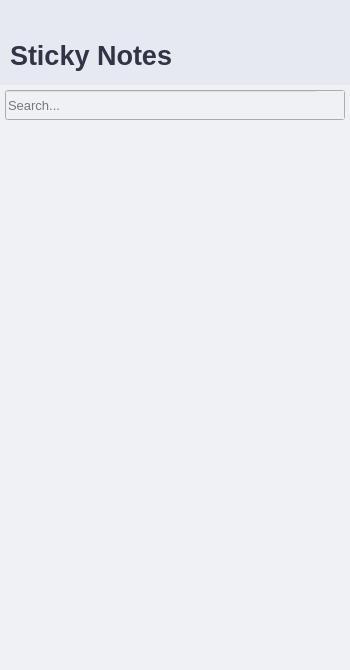
Before: the Qt Designer form sticky-notes/mainwindow.ui in MapleBKL/sticky-notes, drawn with Qt 5.
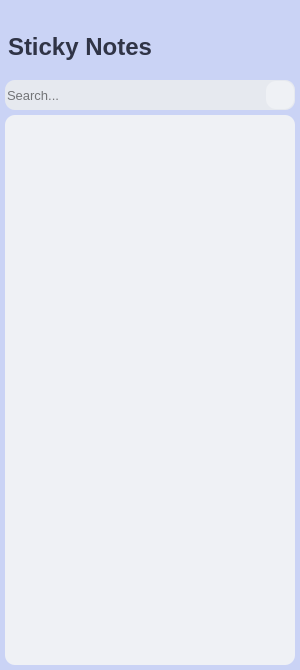
After: the same form once the commit is applied. Icons and pictures are not drawn.

Patch:
```diff
--- a/sticky-notes/mainwindow.ui
+++ b/sticky-notes/mainwindow.ui
@@ -6,19 +6,19 @@
    <rect>
     <x>0</x>
     <y>0</y>
-    <width>350</width>
+    <width>300</width>
     <height>670</height>
    </rect>
   </property>
   <property name="minimumSize">
    <size>
-    <width>350</width>
+    <width>300</width>
     <height>670</height>
    </size>
   </property>
   <property name="maximumSize">
    <size>
-    <width>350</width>
+    <width>300</width>
     <height>670</height>
    </size>
   </property>
@@ -32,12 +32,12 @@
   <widget class="QWidget" name="centralwidget">
    <property name="styleSheet">
     <string notr="true">QWidget {
-	background-color: #EFF1F5;
+	background-color: #CAD3F5;
 }
 
 QPushButton {
 	border: none;
-	background-color: #E6E9EF;
+	background-color: #CAD3F5;
 }
 
 QPushButton#btnNewNote {
@@ -74,6 +74,7 @@
 }
 
 QPushButton#btnSearch {
+	border-radius: 10;
 	image: url(:/buttons/images/buttons/search.png);
 	background-color: #EFF1F5;
 }
@@ -84,6 +85,14 @@
 
 QListWidget {
 	border: none;
+	border-radius: 10;
+	background-color: #EFF1F5;
+}
+
+QLineEdit {
+	border: none;
+	border-radius: 10;
+	background-color: #E6E9EF;
 }</string>
    </property>
    <widget class="QLabel" name="labelTop">
@@ -91,8 +100,8 @@
      <rect>
       <x>0</x>
       <y>0</y>
-      <width>350</width>
-      <height>85</height>
+      <width>300</width>
+      <height>75</height>
      </rect>
     </property>
     <property name="sizePolicy">
@@ -103,19 +112,19 @@
     </property>
     <property name="minimumSize">
      <size>
-      <width>0</width>
-      <height>85</height>
+      <width>300</width>
+      <height>75</height>
      </size>
     </property>
     <property name="maximumSize">
      <size>
-      <width>350</width>
-      <height>85</height>
+      <width>300</width>
+      <height>75</height>
      </size>
     </property>
     <property name="styleSheet">
      <string notr="true">QLabel {
-	background-color: #E6E9EF
+	background-color: #CAD3F5;
 }</string>
     </property>
     <property name="text">
@@ -126,9 +135,9 @@
     <property name="geometry">
      <rect>
       <x>5</x>
-      <y>125</y>
-      <width>340</width>
-      <height>540</height>
+      <y>115</y>
+      <width>290</width>
+      <height>550</height>
      </rect>
     </property>
    </widget>
@@ -136,20 +145,20 @@
     <property name="geometry">
      <rect>
       <x>5</x>
-      <y>90</y>
-      <width>340</width>
+      <y>80</y>
+      <width>290</width>
       <height>30</height>
      </rect>
     </property>
     <property name="minimumSize">
      <size>
-      <width>0</width>
+      <width>290</width>
       <height>30</height>
      </size>
     </property>
     <property name="maximumSize">
      <size>
-      <width>350</width>
+      <width>290</width>
       <height>30</height>
      </size>
     </property>
@@ -168,7 +177,7 @@
    <widget class="QPushButton" name="btnMinimize">
     <property name="geometry">
      <rect>
-      <x>290</x>
+      <x>240</x>
       <y>0</y>
       <width>30</width>
       <height>30</height>
@@ -184,7 +193,7 @@
    <widget class="QPushButton" name="btnClose">
     <property name="geometry">
      <rect>
-      <x>320</x>
+      <x>270</x>
       <y>0</y>
       <width>30</width>
       <height>30</height>
@@ -216,7 +225,7 @@
    <widget class="QPushButton" name="btnSettings">
     <property name="geometry">
      <rect>
-      <x>260</x>
+      <x>210</x>
       <y>0</y>
       <width>30</width>
       <height>30</height>
@@ -232,16 +241,16 @@
    <widget class="QLabel" name="labelName">
     <property name="geometry">
      <rect>
-      <x>10</x>
-      <y>35</y>
+      <x>8</x>
+      <y>32</y>
       <width>171</width>
-      <height>41</height>
+      <height>30</height>
      </rect>
     </property>
     <property name="font">
      <font>
-      <family>Arial</family>
-      <pointsize>20</pointsize>
+      <family>Segoe UI</family>
+      <pointsize>18</pointsize>
       <bold>true</bold>
       <strikeout>false</strikeout>
      </font>
@@ -249,7 +258,7 @@
     <property name="styleSheet">
      <string notr="true">QLabel {
 	color: #303446;
-	background-color: #E6E9EF;
+	background-color: #CAD3F5;
 }</string>
     </property>
     <property name="text">
@@ -259,8 +268,8 @@
    <widget class="QPushButton" name="btnSearch">
     <property name="geometry">
      <rect>
-      <x>316</x>
-      <y>91</y>
+      <x>266</x>
+      <y>81</y>
       <width>28</width>
       <height>28</height>
      </rect>
```
Left out of the diff: 10 changed lines with no effect on the pictures.
